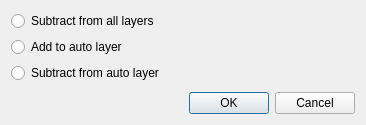
The window that src/filters/output/ui/PictureZonePropDialog.ui (ImageProcessing-ElectronicPublications/scantailor-experimental) describes before a commit, drawn with Qt 5.
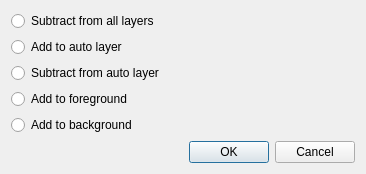
The same window after the commit.

Commit message: 0.2023.07.28: zones: foreground and background

What changed in the file:
```diff
--- a/src/filters/output/ui/PictureZonePropDialog.ui
+++ b/src/filters/output/ui/PictureZonePropDialog.ui
@@ -35,6 +35,20 @@
      </property>
     </widget>
    </item>
+   <item>
+    <widget class="QRadioButton" name="zonefg">
+     <property name="text">
+      <string>Add to foreground</string>
+     </property>
+    </widget>
+   </item>
+   <item>
+    <widget class="QRadioButton" name="zonebg">
+     <property name="text">
+      <string>Add to background</string>
+     </property>
+    </widget>
+   </item>
    <item>
     <spacer name="verticalSpacer">
      <property name="orientation">
```
Left out of the diff: 6 changed lines with no effect on the pictures. The commit also changes 7 other files.
